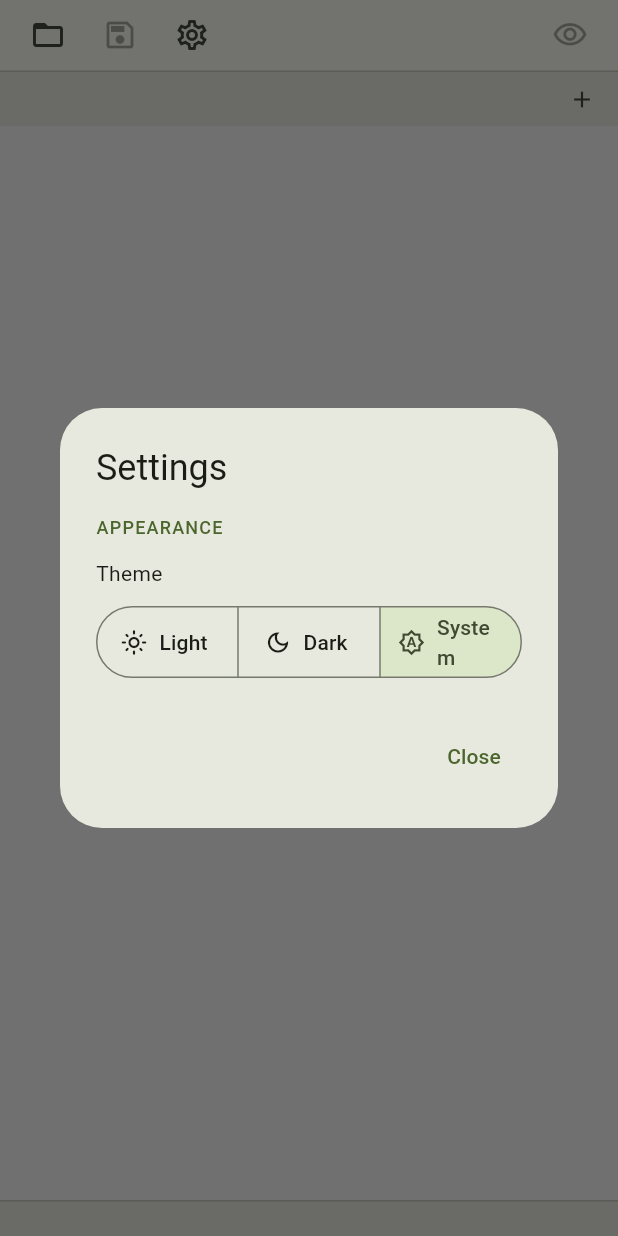
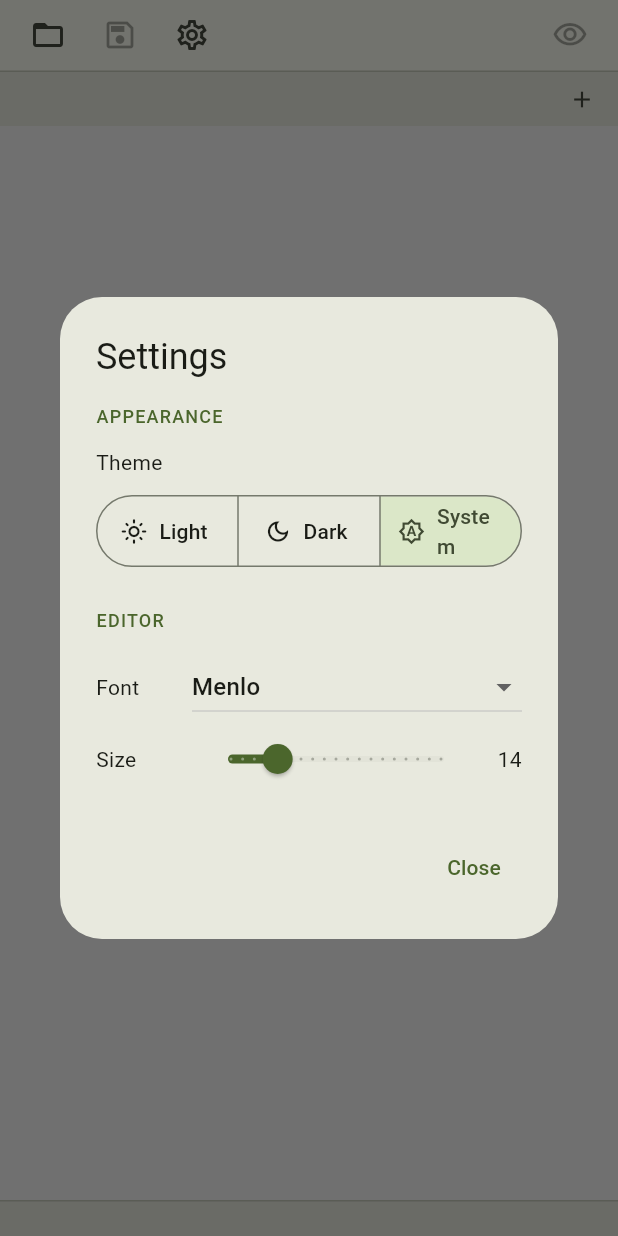
Before and after one commit to Kraigo/mdeditor, a Flutter app: the screen it shows after launch, after a tap on the "close" icon, after a tap on the "settings" icon, on a phone screen of 412 x 824 dp. Run offline on Flutter 3.47's test engine with Material 3 defaults, Android fonts, the phone set to English and light mode, and no system bars; our stand-ins replace flutter_markdown_plus, shared_preferences; missing offline and left inert: file_selector, markdown; Roboto replaces fonts that are missing (Menlo).

Commit message:
Implement settings persistence, close confirmation, and enhance file handling

```diff
--- /dev/null
+++ b/lib/app_navigator.dart
@@ -0,0 +1,5 @@
+import 'package:flutter/widgets.dart';
+
+/// Root navigator key, used to show dialogs from outside the widget tree
+/// (e.g. the quit-confirmation triggered by the native channel).
+final navigatorKey = GlobalKey<NavigatorState>();
--- a/lib/main.dart
+++ b/lib/main.dart
@@ -1,29 +1,51 @@
 import 'package:flutter/material.dart';
 import 'package:provider/provider.dart';
 
+import 'app_navigator.dart';
 import 'framework_workarounds.dart';
 import 'screens/editor_screen.dart';
 import 'state/editor_state.dart';
 import 'state/settings_state.dart';
 
-void main() {
+Future<void> main() async {
+  WidgetsFlutterBinding.ensureInitialized();
   installFrameworkWorkarounds();
-  runApp(const MdEditorApp());
+  final settings = SettingsState();
+  await settings.load();
+  runApp(MdEditorApp(settings: settings));
 }
 
-class MdEditorApp extends StatelessWidget {
-  const MdEditorApp({super.key});
+class MdEditorApp extends StatefulWidget {
+  const MdEditorApp({super.key, this.settings});
+
+  /// Pre-loaded settings. When null (e.g. in tests) one is created and loaded.
+  final SettingsState? settings;
+
+  @override
+  State<MdEditorApp> createState() => _MdEditorAppState();
+}
+
+class _MdEditorAppState extends State<MdEditorApp> {
+  late final bool _ownsSettings = widget.settings == null;
+  late final SettingsState _settings = widget.settings ?? (SettingsState()..load());
+
+  @override
+  void dispose() {
+    if (_ownsSettings) _settings.dispose();
+    super.dispose();
+  }
 
   @override
   Widget build(BuildContext context) {
     return MultiProvider(
       providers: [
         ChangeNotifierProvider(create: (_) => EditorState()),
-        ChangeNotifierProvider(create: (_) => SettingsState()),
+        ChangeNotifierProvider<SettingsState>.value(value: _settings),
       ],
       child: Consumer<SettingsState>(
         builder: (context, settings, _) => MaterialApp(
           title: 'Markdown Editor',
+          navigatorKey: navigatorKey,
           debugShowCheckedModeBanner: false,
           theme: _theme(Brightness.light),
           darkTheme: _theme(Brightness.dark),
--- a/lib/models/document.dart
+++ b/lib/models/document.dart
@@ -49,6 +49,10 @@ class DocumentModel {
 
   String get content => controller.text;
 
+  /// A brand-new, untouched scratch document (no file, no text). Such a tab is
+  /// silently replaced when a file is opened instead of left lying around.
+  bool get isPristine => filePath == null && controller.text.isEmpty;
+
   /// Suggested file name when saving an as-yet-unsaved document.
   String get suggestedFileName =>
       title.toLowerCase().endsWith('.md') ? title : '$title.md';
--- a/lib/services/document_io.dart
+++ b/lib/services/document_io.dart
@@ -4,6 +4,7 @@ import 'package:file_selector/file_selector.dart';
 import 'package:flutter/material.dart';
 import 'package:provider/provider.dart';
 
+import '../app_window.dart';
 import '../models/document.dart';
 import '../state/editor_state.dart';
 
@@ -49,6 +50,49 @@ Future<void> openDocument(BuildContext context) async {
       SnackBar(content: Text('Could not open file: $error')),
     );
   }
+}
+
+/// Closes [doc], first prompting to Save / Discard / Cancel if it has unsaved
+/// changes. Quits the app when the last tab is closed.
+Future<void> closeDocument(BuildContext context, DocumentModel doc) async {
+  if (doc.dirty.value) {
+    final choice = await _confirmDiscard(context, doc.title);
+    if (choice == null || choice == _CloseChoice.cancel) return;
+    if (choice == _CloseChoice.save) {
+      if (!context.mounted) return;
+      final saved = await saveDocument(context, doc);
+      if (!saved) return; // save cancelled → keep the tab open
+    }
+  }
+  if (!context.mounted) return;
+  final stillOpen = context.read<EditorState>().closeDocument(doc.id);
+  if (!stillOpen) closeApp();
+}
+
+enum _CloseChoice { save, discard, cancel }
+
+Future<_CloseChoice?> _confirmDiscard(BuildContext context, String title) {
+  return showDialog<_CloseChoice>(
+    context: context,
+    builder: (context) => AlertDialog(
+      title: Text('Save changes to "$title"?'),
+      content: const Text('Your changes will be lost if you don’t save them.'),
+      actions: [
+        TextButton(
+          onPressed: () => Navigator.of(context).pop(_CloseChoice.discard),
+          child: const Text('Don’t Save'),
+        ),
+        TextButton(
+          onPressed: () => Navigator.of(context).pop(_CloseChoice.cancel),
+          child: const Text('Cancel'),
+        ),
+        FilledButton(
+          onPressed: () => Navigator.of(context).pop(_CloseChoice.save),
+          child: const Text('Save'),
+        ),
+      ],
+    ),
+  );
 }
 
 /// Prompts for a new name and renames [doc] (and its file on disk, if saved).
--- a/lib/state/editor_state.dart
+++ b/lib/state/editor_state.dart
@@ -49,6 +49,10 @@ class EditorState extends ChangeNotifier {
       _activeIndex = existing;
       notifyListeners();
       return;
+    }
+    // Replace the lone startup scratch tab rather than leaving it empty.
+    if (_documents.length == 1 && _documents.first.isPristine) {
+      _documents.removeAt(0).dispose();
     }
     _documents.add(DocumentModel(
       id: 'doc-${_idSeq++}',
--- a/lib/state/settings_state.dart
+++ b/lib/state/settings_state.dart
@@ -1,14 +1,90 @@
 import 'package:flutter/material.dart';
+import 'package:shared_preferences/shared_preferences.dart';
 
-/// App-wide user settings. Exposed via `provider`.
+/// Editor font families offered in settings. The first is the default.
+const List<String> kFontFamilies = [
+  'Menlo',
+  'Monaco',
+  'Courier New',
+  'SF Mono',
+  'Helvetica Neue',
+  'Georgia',
+  'Times New Roman',
+];
+
+const double kMinFontSize = 10;
+const double kMaxFontSize = 28;
+const double kInitialFontSize = 14;
+
+/// App-wide user settings, persisted with `shared_preferences`.
 class SettingsState extends ChangeNotifier {
+  static const _kTheme = 'theme_mode';
+  static const _kFontFamily = 'font_family';
+  static const _kFontSize = 'font_size';
+
+  SharedPreferences? _prefs;
+  bool _disposed = false;
+
   ThemeMode _themeMode = ThemeMode.system;
+  String _fontFamily = kFontFamilies.first;
+  double _fontSize = kInitialFontSize;
 
   ThemeMode get themeMode => _themeMode;
+  String get fontFamily => _fontFamily;
+  double get fontSize => _fontSize;
+
+  /// Loads persisted settings. Safe when no backing store is available
+  /// (e.g. in tests) — it just keeps the defaults.
+  Future<void> load() async {
+    try {
+      final prefs = await SharedPreferences.getInstance();
+      if (_disposed) return;
+      _prefs = prefs;
+
+      final themeIndex = prefs.getInt(_kTheme);
+      if (themeIndex != null &&
+          themeIndex >= 0 &&
+          themeIndex < ThemeMode.values.length) {
+        _themeMode = ThemeMode.values[themeIndex];
+      }
+      final family = prefs.getString(_kFontFamily);
+      if (family != null && kFontFamilies.contains(family)) {
+        _fontFamily = family;
+      }
+      final size = prefs.getDouble(_kFontSize);
+      if (size != null) _fontSize = size.clamp(kMinFontSize, kMaxFontSize);
+
+      notifyListeners();
+    } catch (_) {
+      // No persistence available; keep defaults.
+    }
+  }
 
   void setThemeMode(ThemeMode mode) {
     if (mode == _themeMode) return;
     _themeMode = mode;
+    _prefs?.setInt(_kTheme, mode.index);
     notifyListeners();
   }
+
+  void setFontFamily(String family) {
+    if (family == _fontFamily) return;
+    _fontFamily = family;
+    _prefs?.setString(_kFontFamily, family);
+    notifyListeners();
+  }
+
+  void setFontSize(double size) {
+    final clamped = size.clamp(kMinFontSize, kMaxFontSize);
+    if (clamped == _fontSize) return;
+    _fontSize = clamped;
+    _prefs?.setDouble(_kFontSize, clamped);
+    notifyListeners();
+  }
+
+  @override
+  void dispose() {
+    _disposed = true;
+    super.dispose();
+  }
 }
--- a/lib/widgets/document_tab_bar.dart
+++ b/lib/widgets/document_tab_bar.dart
@@ -1,9 +1,8 @@
 import 'package:flutter/material.dart';
 import 'package:provider/provider.dart';
 
-import '../app_window.dart';
 import '../models/document.dart';
-import '../services/document_io.dart';
+import '../services/document_io.dart' as io;
 import '../state/editor_state.dart';
 
 /// VS Code–style horizontal strip of document tabs.
@@ -71,10 +70,7 @@ class _DocumentTab extends StatefulWidget {
 class _DocumentTabState extends State<_DocumentTab> {
   bool _hovered = false;
 
-  void _close() {
-    final stillOpen = context.read<EditorState>().closeDocument(widget.document.id);
-    if (!stillOpen) closeApp();
-  }
+  void _close() => io.closeDocument(context, widget.document);
 
   Future<void> _showContextMenu(Offset globalPosition) async {
     final overlay =
@@ -103,9 +99,9 @@ class _DocumentTabState extends State<_DocumentTab> {
     if (action == null || !mounted) return;
     switch (action) {
       case _TabAction.save:
-        await saveDocument(context, widget.document);
+        await io.saveDocument(context, widget.document);
       case _TabAction.rename:
-        await renameDocument(context, widget.document);
+        await io.renameDocument(context, widget.document);
       case _TabAction.close:
         _close();
     }
--- a/lib/widgets/markdown_editor.dart
+++ b/lib/widgets/markdown_editor.dart
@@ -3,6 +3,7 @@ import 'package:provider/provider.dart';
 
 import '../models/document.dart';
 import '../state/editor_state.dart';
+import '../state/settings_state.dart';
 import 'markdown_preview.dart';
 
 /// The document body: either the raw Markdown editor or the rendered preview,
@@ -53,6 +54,7 @@ class _RawEditorState extends State<_RawEditor> {
 
   @override
   Widget build(BuildContext context) {
+    final settings = context.watch<SettingsState>();
     return Padding(
       padding: const EdgeInsets.all(16),
       child: TextField(
@@ -67,9 +69,9 @@ class _RawEditorState extends State<_RawEditor> {
           isCollapsed: true,
           hintText: 'Start writing Markdown…',
         ),
-        style: const TextStyle(
-          fontFamily: 'monospace',
-          fontSize: 14,
+        style: TextStyle(
+          fontFamily: settings.fontFamily,
+          fontSize: settings.fontSize,
           height: 1.5,
         ),
       ),
--- a/lib/widgets/settings_dialog.dart
+++ b/lib/widgets/settings_dialog.dart
@@ -22,7 +22,7 @@ class SettingsDialog extends StatelessWidget {
     return AlertDialog(
       title: const Text('Settings'),
       content: SizedBox(
-        width: 380,
+        width: 420,
         child: Column(
           mainAxisSize: MainAxisSize.min,
           crossAxisAlignment: CrossAxisAlignment.start,
@@ -54,6 +54,55 @@ class SettingsDialog extends StatelessWidget {
               onSelectionChanged: (selection) =>
                   context.read<SettingsState>().setThemeMode(selection.first),
             ),
+            const SizedBox(height: 24),
+            _SectionHeader('Editor'),
+            const SizedBox(height: 12),
+            Row(
+              children: [
+                const SizedBox(width: 64, child: Text('Font')),
+                Expanded(
+                  child: DropdownButton<String>(
+                    isExpanded: true,
+                    value: settings.fontFamily,
+                    items: [
+                      for (final family in kFontFamilies)
+                        DropdownMenuItem(
+                          value: family,
+                          child: Text(family, style: TextStyle(fontFamily: family)),
+                        ),
+                    ],
+                    onChanged: (value) {
+                      if (value != null) {
+                        context.read<SettingsState>().setFontFamily(value);
+                      }
+                    },
+                  ),
+                ),
+              ],
+            ),
+            Row(
+              children: [
+                const SizedBox(width: 64, child: Text('Size')),
+                Expanded(
+                  child: Slider(
+                    min: kMinFontSize,
+                    max: kMaxFontSize,
+                    divisions: (kMaxFontSize - kMinFontSize).round(),
+                    value: settings.fontSize,
+                    label: '${settings.fontSize.round()}',
+                    onChanged: (value) =>
+                        context.read<SettingsState>().setFontSize(value),
+                  ),
+                ),
+                SizedBox(
+                  width: 28,
+                  child: Text(
+                    '${settings.fontSize.round()}',
+                    textAlign: TextAlign.end,
+                  ),
+                ),
+              ],
+            ),
           ],
         ),
       ),
--- a/pubspec.yaml
+++ b/pubspec.yaml
@@ -38,6 +38,7 @@ dependencies:
   flutter_markdown_plus: ^1.0.7
   markdown: ^7.3.1
   file_selector: ^1.1.0
+  shared_preferences: ^2.5.5
 
 dev_dependencies:
   flutter_test:
```
Also changed, not shown: lib/services/open_file_channel.dart (+52 -5 lines), pubspec.lock, 8 other files.
